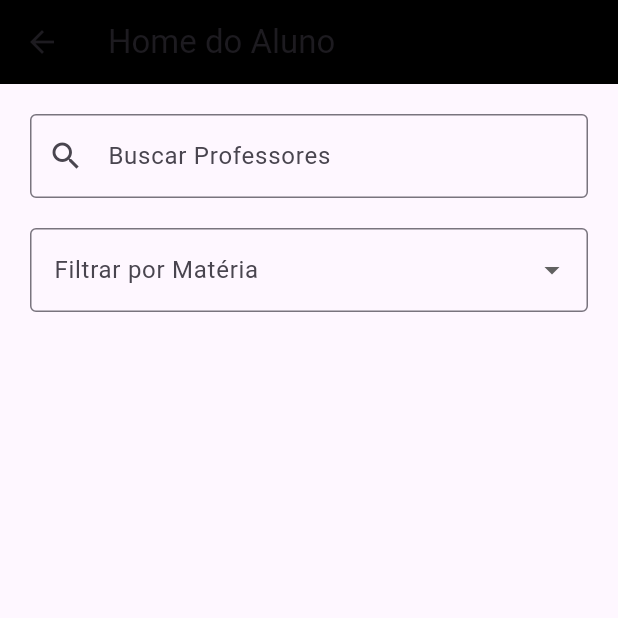
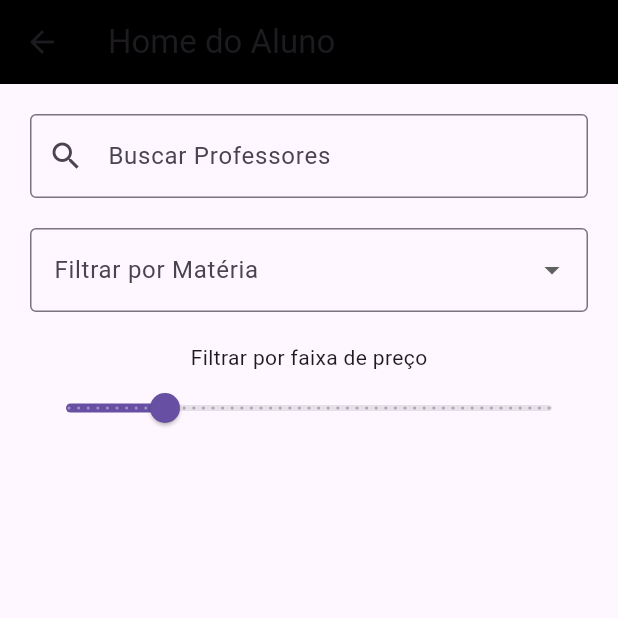
Before and after one commit to ICEI-PUC-Minas-PBR-SI/pbr-si-2024-2-p5-tias-t1-2758101-sustentabilidade-cultura-local, a Flutter app: the HomeAluno screen opened by its route, on a phone screen of 412 x 824 dp, the top half of it. Run offline on Flutter 3.47's test engine with Material 3 defaults, Android fonts, the light colour scheme and no system bars; our stand-ins replace cloud_firestore, firebase_auth, firebase_core, table_calendar; accounts and stored records are empty.

Commit message:
Update homeAluno.dart

```diff
--- a/lib/homeAluno.dart
+++ b/lib/homeAluno.dart
@@ -1,8 +1,8 @@
 import 'package:cloud_firestore/cloud_firestore.dart';
 import 'package:flutter/material.dart';
-import 'calendario.dart';  // Assegure-se de que este arquivo existe
+import 'calendario.dart';
 import 'perfilInstrutor.dart';
-import 'PerfilInstrutorParaAluno.dart'; // Certifique-se de que você está importando a página correta
+import 'PerfilInstrutorParaAluno.dart';
 
 class HomeAluno extends StatefulWidget {
   final String email;
@@ -17,6 +17,7 @@ class _HomeAlunoState extends State<HomeAluno> {
   List<Map<String, dynamic>> _professores = [];
   List<Map<String, dynamic>> _filteredProfessores = [];
   String? _selectedMateria;
+  double _precoMaximo = 100; // Defina o valor máximo desejado para o preço
 
   @override
   void initState() {
@@ -28,7 +29,7 @@ class _HomeAlunoState extends State<HomeAluno> {
     Navigator.push(
       context,
       MaterialPageRoute(
-        builder: (_) => ProfessorProfilePageStudent(email: professorEmail), // Corrigido para chamar o construtor corretamente
+        builder: (_) => ProfessorProfilePageStudent(email: professorEmail),
       ),
     );
   }
@@ -52,8 +53,13 @@ class _HomeAlunoState extends State<HomeAluno> {
       _filteredProfessores = _professores.where((professor) {
         final nome = professor['nome'].toLowerCase();
         final materia = professor['materia']?.toLowerCase() ?? '';
-        return (nome.contains(searchQuery) || materia.contains(searchQuery)) &&
-               (materia == _selectedMateria || _selectedMateria == null);
+        final preco = double.tryParse(professor['precoHora'].toString()) ?? 0;
+
+        bool matchesSearchQuery = searchQuery.isEmpty || nome.contains(searchQuery);
+        bool matchesMateria = _selectedMateria == null || materia == _selectedMateria?.toLowerCase();
+        bool matchesPreco = preco <= _precoMaximo;
+
+        return matchesSearchQuery && matchesMateria && matchesPreco;
       }).toList();
     });
   }
@@ -70,8 +76,25 @@ class _HomeAlunoState extends State<HomeAluno> {
         child: Column(
           crossAxisAlignment: CrossAxisAlignment.start,
           children: <Widget>[
-            TextField(
-              controller: _searchController,
+            Autocomplete<String>(
+              optionsBuilder: (TextEditingValue textEditingValue) {
+                if (textEditingValue.text.isEmpty) {
+                  return const Iterable<String>.empty();
+                }
+                return _professores
+                    .map((prof) => prof['nome'].toString())
+                    .where((nome) => nome.toLowerCase().contains(textEditingValue.text.toLowerCase()));
+              },
+              onSelected: (String selection) {
+                _searchController.text = selection;
+                _filterProfessores();
+              },
+              fieldViewBuilder: (BuildContext context, TextEditingController fieldTextEditingController,
+                  FocusNode fieldFocusNode, VoidCallback onFieldSubmitted) {
+                _searchController.text = fieldTextEditingController.text;
+                return TextField(
+                  controller: fieldTextEditingController,
+                  focusNode: fieldFocusNode,
                   decoration: const InputDecoration(
                     labelText: 'Buscar Professores',
                     border: OutlineInputBorder(),
@@ -79,6 +102,8 @@ class _HomeAlunoState extends State<HomeAluno> {
                   ),
                   onChanged: (value) {
                     _filterProfessores();
+                  },
+                );
               },
             ),
             const SizedBox(height: 20),
@@ -102,6 +127,25 @@ class _HomeAlunoState extends State<HomeAluno> {
               ),
             ),
             const SizedBox(height: 20),
+            Column(
+              children: [
+                Text("Filtrar por faixa de preço"),
+                Slider(
+                  value: _precoMaximo,
+                  min: 0,
+                  max: 500,
+                  divisions: 50,
+                  label: 'R\$ ${_precoMaximo.toStringAsFixed(0)}',
+                  onChanged: (value) {
+                    setState(() {
+                      _precoMaximo = value;
+                      _filterProfessores();
+                    });
+                  },
+                ),
+              ],
+            ),
+            const SizedBox(height: 20),
             Expanded(
               child: ListView.builder(
                 itemCount: _filteredProfessores.length,
@@ -111,7 +155,7 @@ class _HomeAlunoState extends State<HomeAluno> {
                     margin: const EdgeInsets.symmetric(vertical: 8),
                     child: ListTile(
                       title: Text(professor['nome']),
-                      subtitle: Text('Matéria: ${professor['materia']}'),
+                      subtitle: Text('Matéria: ${professor['materia']}\nPreço por hora: R\$ ${professor['precoHora']}'),
                       trailing: const Icon(Icons.arrow_forward),
                       onTap: () {
                         perfilInstrutor(professor['email']);
```
Lines whose indentation alone changed are shown as unchanged.
